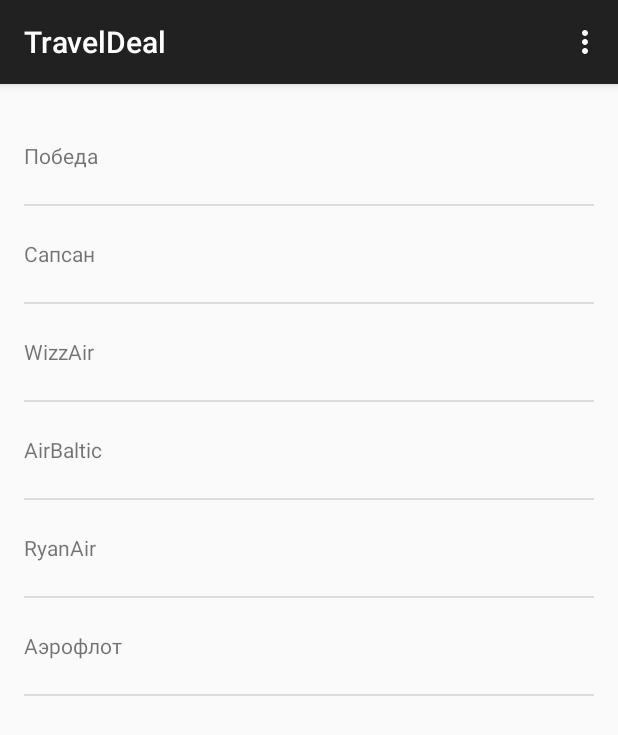
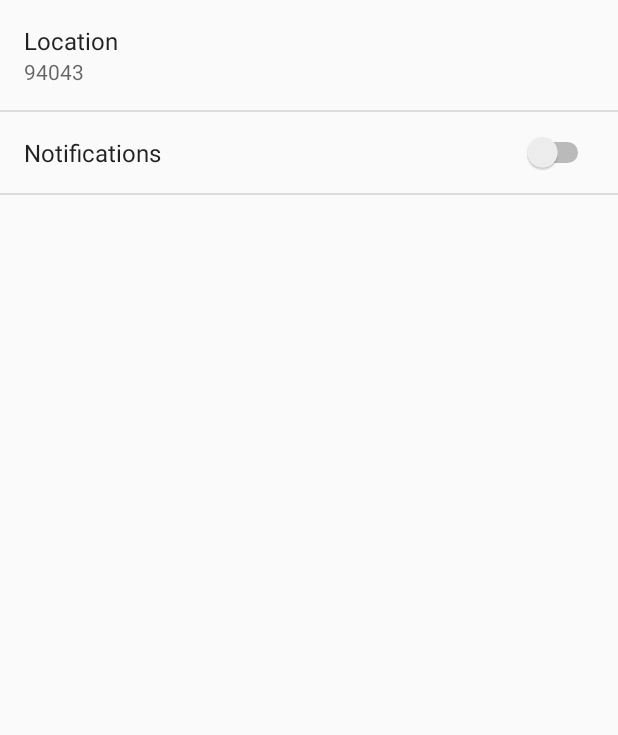
Before and after one commit to b1rd/TravelDeal-mobile, an Android app: the screen it shows after launch (MainActivity before the commit, SettingsActivity after it), in the options menu, after a tap on "Settings", on a phone screen of 412 x 824 dp. Shown: the top 735 px of the screen. Run offline under Robolectric (Android 15) with nearby library versions, the phone set to English and light mode, and no system bars.

Commit message:
Added settings activity

```diff
--- a/app/src/main/AndroidManifest.xml
+++ b/app/src/main/AndroidManifest.xml
@@ -28,6 +28,13 @@
                 android:name="android.support.PARENT_ACTIVITY"
                 android:value="com.example.android.traveldeal.MainActivity" />
         </activity>
+        <activity android:name=".SettingsActivity"
+            android:label="@string/title_activity_settings"
+            android:parentActivityName=".MainActivity">
+            <meta-data
+                android:name="android.support.PARENT_ACTIVITY"
+                android:value="com.example.android.traveldeal.MainActivity" />
+        </activity>
     </application>
 
 </manifest>
--- a/app/src/main/java/com/example/android/traveldeal/DealFragment.java
+++ b/app/src/main/java/com/example/android/traveldeal/DealFragment.java
@@ -5,8 +5,10 @@ package com.example.android.traveldeal;
  */
 
 import android.content.Intent;
+import android.content.SharedPreferences;
 import android.os.AsyncTask;
 import android.os.Bundle;
+import android.preference.PreferenceManager;
 import android.support.v4.app.Fragment;
 import android.util.Log;
 import android.view.LayoutInflater;
@@ -30,8 +32,6 @@ import java.io.InputStreamReader;
 import java.net.HttpURLConnection;
 import java.net.URL;
 import java.util.ArrayList;
-import java.util.Arrays;
-import java.util.List;
 
 public class DealFragment extends Fragment {
 
@@ -55,8 +55,7 @@ public class DealFragment extends Fragment {
     public boolean onOptionsItemSelected(MenuItem item){
         int id = item.getItemId();
         if (id == R.id.action_refresh){
-            FetchDealTask dealTask = new FetchDealTask();
-            dealTask.execute();
+            updateDeals();
             return true;
         }
         return super.onOptionsItemSelected(item);
@@ -68,18 +67,6 @@ public class DealFragment extends Fragment {
     public View onCreateView(LayoutInflater inflater, ViewGroup container,
                              Bundle savedInstanceState) {
 
-        // Create some dummy data for the ListView.  Here's a sample weekly forecast
-        String[] data = {
-                "Победа",
-                "Сапсан",
-                "WizzAir",
-                "AirBaltic",
-                "RyanAir",
-                "Аэрофлот"
-        };
-        List<String> weekDeal = new ArrayList<String>(Arrays.asList(data));
-
-
         // Now that we have some dummy forecast data, create an ArrayAdapter.
         // The ArrayAdapter will take data from a source (like our dummy forecast) and
         // use it to populate the ListView it's attached to.
@@ -88,7 +75,7 @@ public class DealFragment extends Fragment {
                         getActivity(), // The current context (this activity)
                         R.layout.list_item_deal, // The name of the layout ID.
                         R.id.list_item_deal_textview, // The ID of the textview to populate.
-                        weekDeal);
+                        new ArrayList<String>());
 
         View rootView = inflater.inflate(R.layout.fragment_main, container, false);
 
@@ -107,6 +94,20 @@ public class DealFragment extends Fragment {
         });
 
         return rootView;
+    }
+
+    public void updateDeals(){
+        FetchDealTask dealTask = new FetchDealTask();
+        SharedPreferences prefs = PreferenceManager.getDefaultSharedPreferences(getActivity());
+        String location = prefs.getString(getString(R.string.pref_location_key),
+                getString(R.string.pref_location_default));
+        dealTask.execute(location);
+    }
+
+    @Override
+    public void onStart(){
+        super.onStart();
+        updateDeals();
     }
 
     public class FetchDealTask extends AsyncTask<String, Void, String[]>{
--- a/app/src/main/java/com/example/android/traveldeal/DetailActivity.java
+++ b/app/src/main/java/com/example/android/traveldeal/DetailActivity.java
@@ -37,6 +37,7 @@ public class DetailActivity extends AppCompatActivity{
         int id = item.getItemId();
 
         if (id == R.id.action_settings){
+            startActivity(new Intent(this, SettingsActivity.class));
             return true;
         }
         return super.onOptionsItemSelected(item);
--- a/app/src/main/java/com/example/android/traveldeal/MainActivity.java
+++ b/app/src/main/java/com/example/android/traveldeal/MainActivity.java
@@ -1,5 +1,6 @@
 package com.example.android.traveldeal;
 
+import android.content.Intent;
 import android.os.Bundle;
 import android.support.v7.app.AppCompatActivity;
 import android.view.Menu;
@@ -36,6 +37,7 @@ public class MainActivity extends AppCompatActivity {
 
         //noinspection SimplifiableIfStatement
         if (id == R.id.action_settings) {
+            startActivity(new Intent(this, SettingsActivity.class));
             return true;
         }
 
--- /dev/null
+++ b/app/src/main/java/com/example/android/traveldeal/SettingsActivity.java
@@ -0,0 +1,47 @@
+package com.example.android.traveldeal;
+
+import android.os.Bundle;
+import android.preference.ListPreference;
+import android.preference.Preference;
+import android.preference.PreferenceActivity;
+import android.preference.PreferenceManager;
+
+/**
+ * Created by b1rd on 15.04.16.
+ */
+public class SettingsActivity extends PreferenceActivity
+    implements Preference.OnPreferenceChangeListener{
+
+    @Override
+    public void onCreate(Bundle savedInstanceState){
+        super.onCreate(savedInstanceState);
+        addPreferencesFromResource(R.xml.pref_general);
+        bindPreferenceSummaryToValue(findPreference(getString(R.string.pref_location_key)));
+    }
+
+    private void bindPreferenceSummaryToValue(Preference preference){
+        preference.setOnPreferenceChangeListener(this);
+
+        onPreferenceChange(preference,
+                PreferenceManager
+                        .getDefaultSharedPreferences(preference.getContext())
+                        .getString(preference.getKey(), ""));
+    }
+
+    @Override
+    public boolean onPreferenceChange(Preference preference, Object value){
+        String stringValue = value.toString();
+
+        if (preference instanceof ListPreference){
+            ListPreference listPreference = (ListPreference) preference;
+            int prefIndex = listPreference.findIndexOfValue(stringValue);
+            if (prefIndex >= 0){
+                preference.setSummary(listPreference.getEntries()[prefIndex]);
+            }
+        } else {
+            preference.setSummary(stringValue);
+        }
+        return true;
+    }
+
+}
--- a/app/src/main/res/layout/fragment_detail.xml
+++ b/app/src/main/res/layout/fragment_detail.xml
@@ -7,7 +7,7 @@
     android:paddingBottom="@dimen/activity_vertical_margin"
     tools:context="com.example.android.traveldeal.DetailActivity$DetailFragment">
 
-    <TextView android:text="@string/hello_world" android:layout_width="wrap_content"
+    <TextView android:layout_width="wrap_content"
         android:id="@+id/detail_text"
         android:layout_height="wrap_content" />
 
--- a/app/src/main/res/values/strings.xml
+++ b/app/src/main/res/values/strings.xml
@@ -4,4 +4,10 @@
     <string name="action_settings">Settings</string>
     <string name="action_refresh">Refresh</string>
     <string name="title_activity_detail">Details</string>
+    <string name="title_activity_settings">Settings</string>
+    <string name="pref_location_label">Location</string>
+    <string name="pref_location_key">location</string>
+    <string name="pref_location_default">94043</string>
+    <string name="pref_feature_id">notificatons</string>
+    <string name="pref_feature_title">Notifications</string>
 </resources>
--- /dev/null
+++ b/app/src/main/res/xml/pref_general.xml
@@ -0,0 +1,16 @@
+<?xml version="1.0" encoding="utf-8"?>
+<PreferenceScreen xmlns:android="http://schemas.android.com/apk/res/android"
+    android:layout_width="match_parent"
+    android:layout_height="match_parent">
+    <EditTextPreference
+        android:title="@string/pref_location_label"
+        android:key="@string/pref_location_key"
+        android:defaultValue="@string/pref_location_default"
+        android:inputType="text"
+        android:singleLine="true" />
+
+    <SwitchPreference
+        android:key="@string/pref_feature_id"
+        android:title="@string/pref_feature_title" />
+
+</PreferenceScreen>
```
